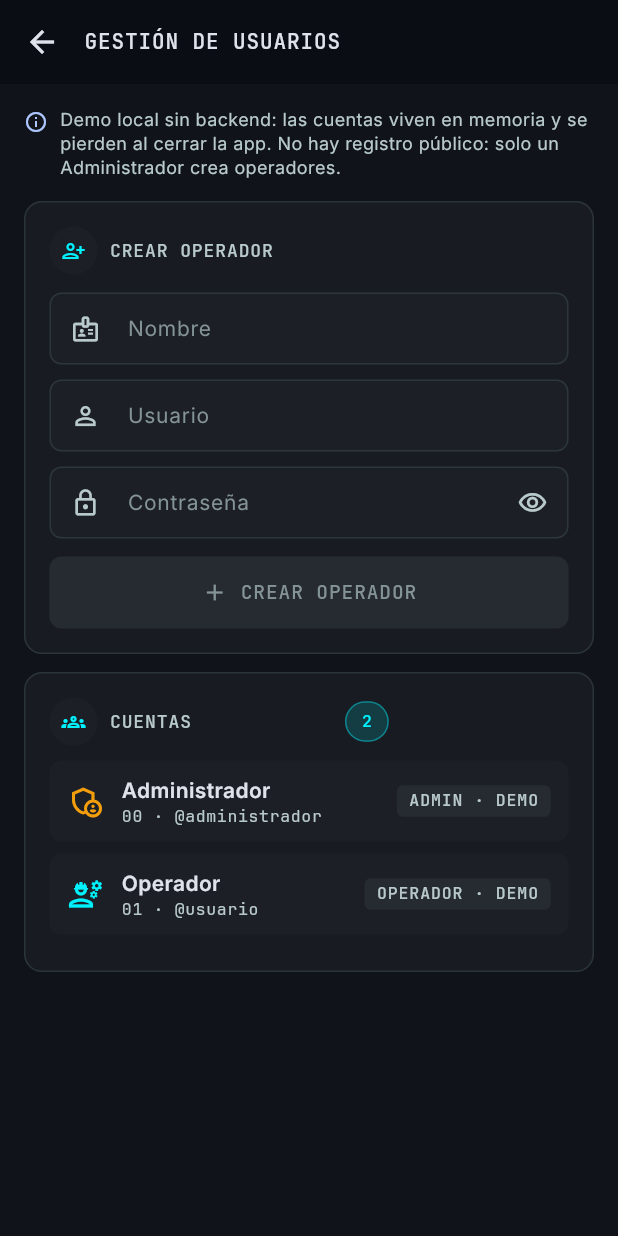
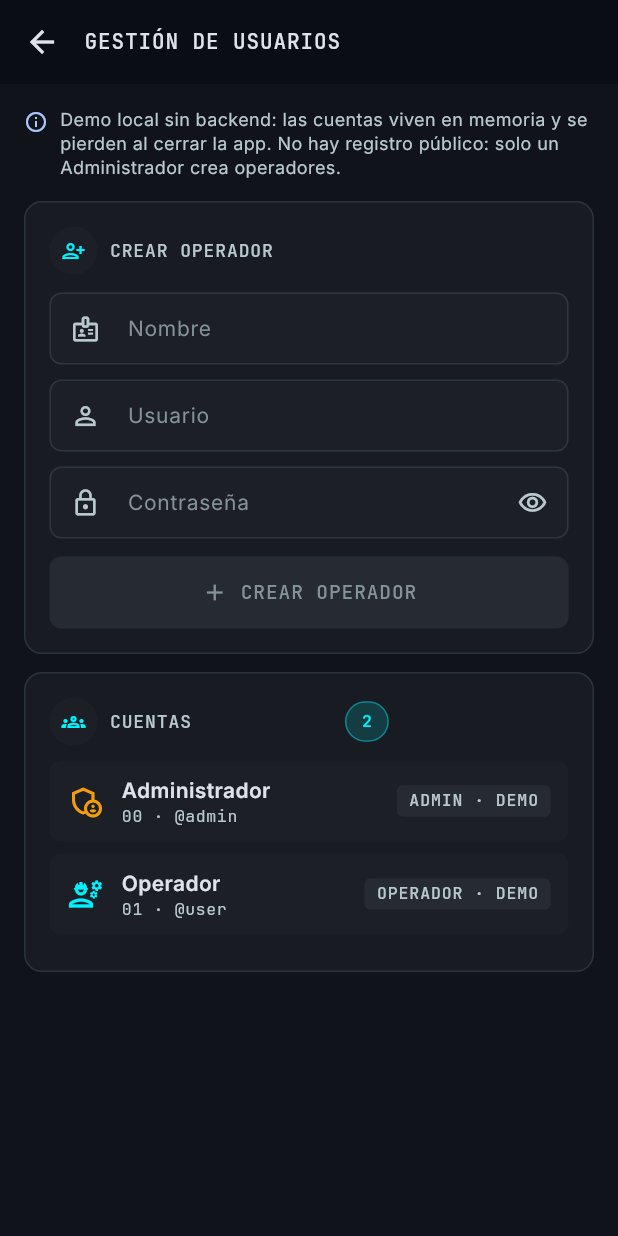
Before and after one commit to ilianavsc/tg-robot-ucab-app, a Flutter app: the PantallaGestionUsuarios screen opened directly, on a phone screen of 412 x 824 dp. Run offline on Flutter 3.47's test engine with Material 3 defaults, Android fonts, the phone set to English and light mode, and no system bars; our stand-ins replace web; missing offline and left inert: dart:js_interop, mqtt_client.

Commit message:
refactor(portal,app): actualiza credenciales a user/admin, alinea escenario Pista A/B y actualiza explicaciones P01-P05

```diff
--- a/lib/features/auth/pantalla_login.dart
+++ b/lib/features/auth/pantalla_login.dart
@@ -175,7 +175,7 @@ class _PantallaLoginState extends State<PantallaLogin> {
     );
     context.read<SesionLocal>().iniciar(
       RolUsuario.operador,
-      usuario: 'usuario',
+      usuario: 'user',
       nombre: 'Operador demo',
       demo: true,
     );
@@ -258,7 +258,7 @@ class _PantallaLoginState extends State<PantallaLogin> {
                         },
                         decoration: _decoracion(
                           icono: Icons.person_outline,
-                          hint: esAdmin ? 'administrador' : 'usuario',
+                          hint: esAdmin ? 'admin' : 'user',
                         ),
                       ),
                       const SizedBox(height: 16),
--- a/lib/features/auth/registro_usuarios.dart
+++ b/lib/features/auth/registro_usuarios.dart
@@ -57,17 +57,17 @@ class RegistroUsuarios extends ChangeNotifier {
     _cuentas.addAll(const <CuentaLocal>[
       CuentaLocal(
         codigo: '00',
-        usuario: 'administrador',
+        usuario: 'admin',
         nombre: 'Administrador',
-        clave: 'administrador',
+        clave: 'admin',
         rol: RolUsuario.administrador,
         demo: true,
       ),
       CuentaLocal(
         codigo: '01',
-        usuario: 'usuario',
+        usuario: 'user',
         nombre: 'Operador',
-        clave: 'usuario',
+        clave: 'user',
         rol: RolUsuario.operador,
         demo: true,
       ),
```
Also changed, not shown: 5 other files.
